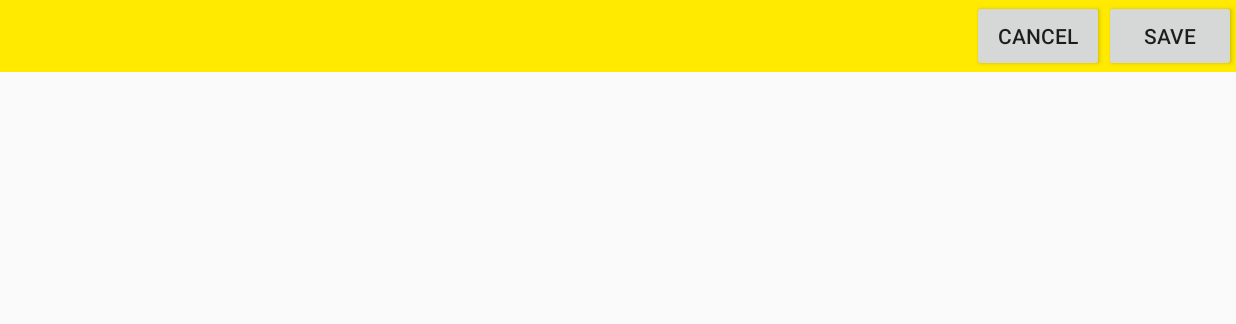
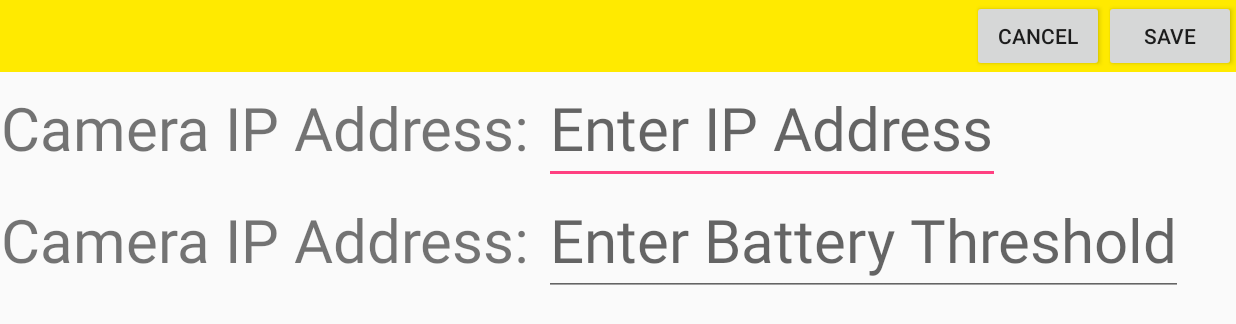
Before and after one commit to vpinnaka/COS-635-AI-Robotics-Project, an Android app: the SettingActivity screen opened directly, with no data from a screen before it, on a phone screen of 824 x 412 dp (held sideways). Shown: the top 324 px of the screen. Run offline under Robolectric (Android 15) with nearby library versions, the phone set to English and light mode, and no system bars.

Commit message:
Add basic layout for Setting page

```diff
--- a/EMILY/app/src/main/java/android/app/com/emilyrobot/HomeActivity.java
+++ b/EMILY/app/src/main/java/android/app/com/emilyrobot/HomeActivity.java
@@ -77,6 +77,7 @@ public class HomeActivity extends AppCompatActivity {
                 if (tmp < 0) {
                     tmp = 30;
                 }
+                //Mydata.setBatteryStatusForDev(tmp);
 
 
                 if (Settings.is_low_battery) {
--- a/EMILY/app/src/main/java/android/app/com/emilyrobot/Mydata.java
+++ b/EMILY/app/src/main/java/android/app/com/emilyrobot/Mydata.java
@@ -197,4 +197,8 @@ public class Mydata {
 
         return dataModals;
     }
+
+    public static void setBatteryStatusForDev(int value) {
+        setBatteryStatus(value);
+    }
 }
--- a/EMILY/app/src/main/res/layout/activity_setting.xml
+++ b/EMILY/app/src/main/res/layout/activity_setting.xml
@@ -36,4 +36,75 @@
     </android.support.v7.widget.Toolbar>
 
 
+
+
+    <ScrollView
+        xmlns:android="http://schemas.android.com/apk/res/android"
+        android:layout_width="fill_parent"
+        android:layout_height="fill_parent">
+
+        <LinearLayout
+
+            android:layout_width="fill_parent"
+            android:layout_height="fill_parent"
+            android:orientation="vertical">
+            <!-- bla bla bla-->
+
+
+
+            <LinearLayout
+                android:layout_width="wrap_content"
+                android:layout_height="wrap_content"
+                android:layout_centerHorizontal="true"
+                android:layout_centerInParent="true"
+                android:orientation="horizontal">
+
+                <TextView
+                    android:layout_width="wrap_content"
+                    android:layout_height="match_parent"
+                    android:layout_gravity="left"
+                    android:text="Camera IP Address: "
+                    android:gravity="center"
+                    android:textSize="40sp" />
+
+                <EditText
+                    android:id="@+id/camera_ip_address"
+                    android:layout_width="wrap_content"
+                    android:layout_height="wrap_content"
+                    android:hint="Enter IP Address"
+                    android:inputType="numberDecimal"
+                    android:textSize="40sp"
+                    android:layout_gravity="right"
+                    />
+            </LinearLayout>
+
+            <LinearLayout
+                android:layout_width="wrap_content"
+                android:layout_height="wrap_content"
+                android:layout_centerHorizontal="true"
+                android:layout_centerInParent="true"
+                android:orientation="horizontal">
+
+                <TextView
+                    android:layout_width="wrap_content"
+                    android:layout_height="match_parent"
+                    android:layout_gravity="left"
+                    android:text="Camera IP Address: "
+                    android:gravity="center"
+                    android:textSize="40sp" />
+
+                <EditText
+                    android:id="@+id/battery_threshold"
+                    android:layout_width="wrap_content"
+                    android:layout_height="wrap_content"
+                    android:hint="Enter Battery Threshold"
+                    android:inputType="numberDecimal"
+                    android:textSize="40sp"
+                    android:layout_gravity="right"
+                    />
+            </LinearLayout>
+        </LinearLayout>
+    </ScrollView>
+
+
 </LinearLayout>
```
